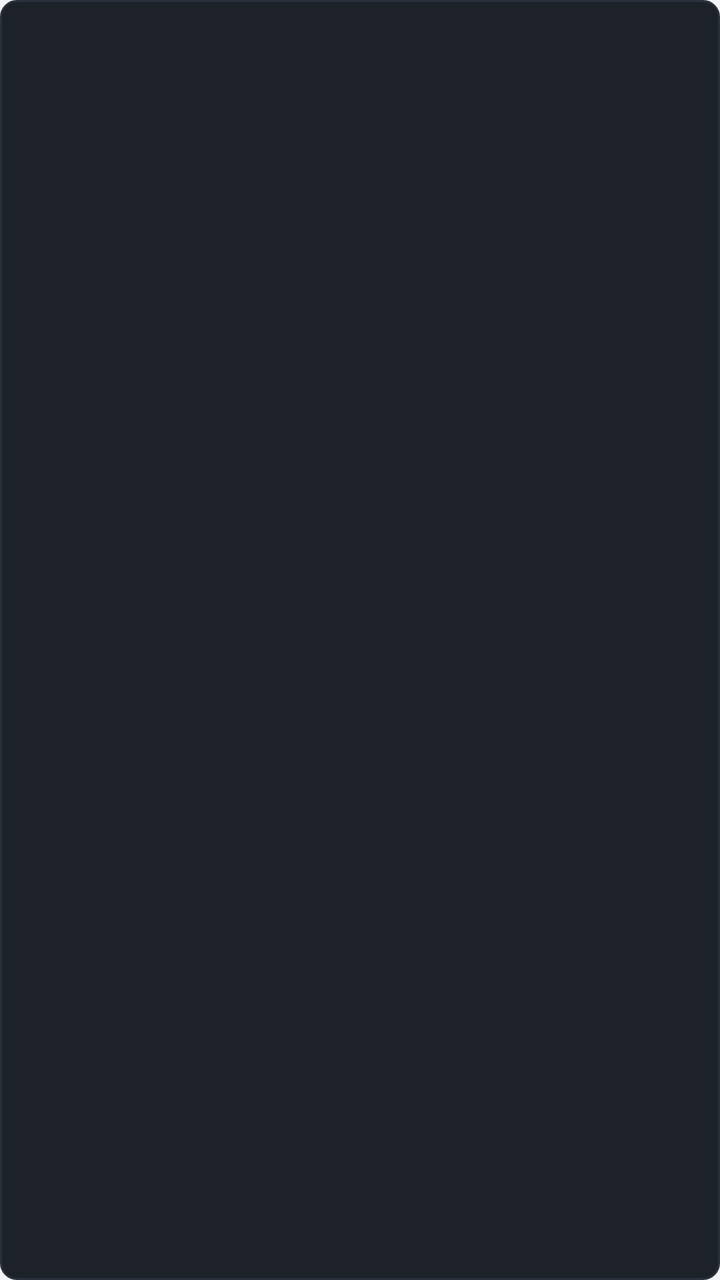
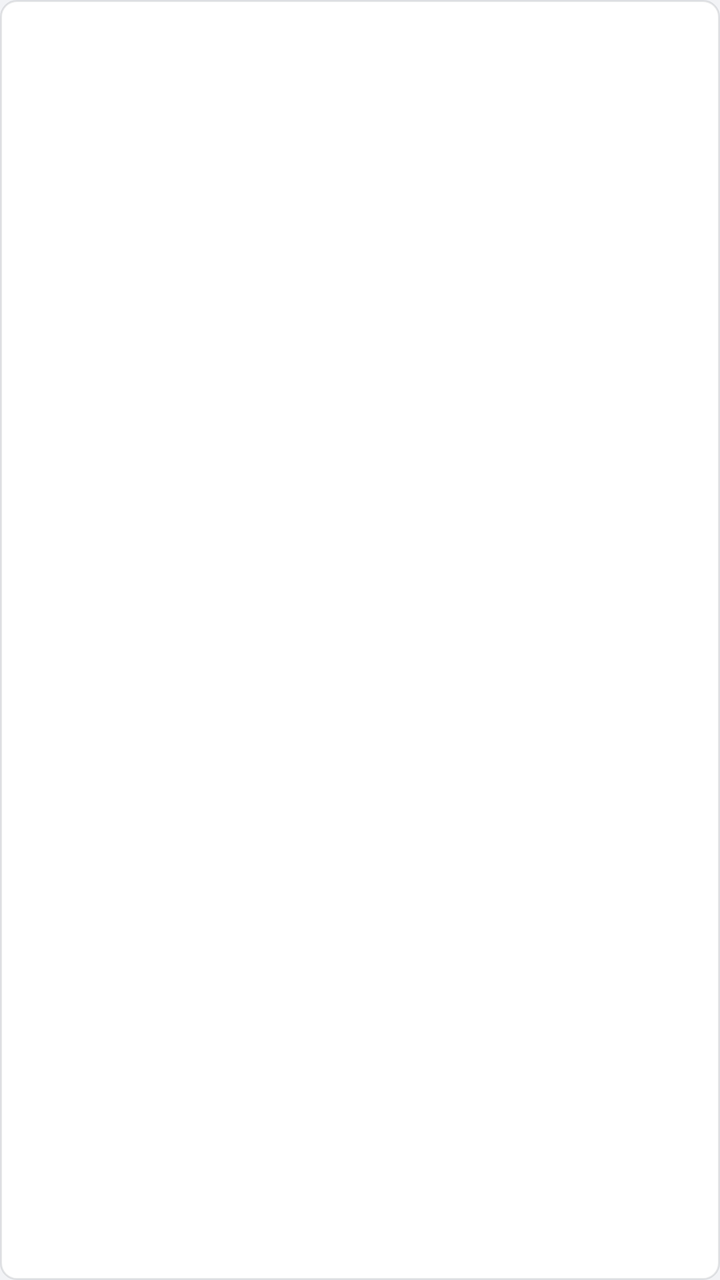

The first picture is an Android layout as it rendered before a commit; the second is the same layout after the commit. The layout source and the unified diff follow.
<!-- AndroidManifest.xml: application theme Theme.LateShow -->
<!-- res/layout/item_line.xml -->
<?xml version="1.0" encoding="utf-8"?>
<TextView xmlns:android="http://schemas.android.com/apk/res/android"
    android:id="@+id/lineText"
    android:layout_width="wrap_content"
    android:layout_height="28dp"
    android:gravity="center"
    android:paddingLeft="12dp"
    android:paddingRight="12dp"
    android:layout_marginRight="8dp"
    android:background="@drawable/bg_hero_btn"
    android:textSize="12sp"
    android:textColor="@color/heroT2"
    android:fontFamily="monospace" />
<!-- resources referenced by this layout -->
<resources>
  <color name="heroT2">#A6AEBA</color>
  <!-- drawable bg_hero_btn (drawable) -->
  <?xml version="1.0" encoding="utf-8"?>
  <ripple xmlns:android="http://schemas.android.com/apk/res/android"
      android:color="@color/heroRipple">
      <item android:id="@android:id/mask">
          <shape android:shape="rectangle">
              <solid android:color="#FFFFFFFF" />
              <corners android:radius="8dp" />
          </shape>
      </item>
      <item>
          <shape android:shape="rectangle">
              <solid android:color="@color/heroSurface" />
              <stroke android:width="1dp" android:color="@color/heroLine" />
              <corners android:radius="8dp" />
          </shape>
      </item>
  </ripple>
  <color name="heroRipple">#26FFFFFF</color>
  <color name="heroSurface">#1C212A</color>
  <color name="heroLine">#2A313C</color>
  <color name="ink900">#F2F3F6</color>
  <color name="acc">#FF5A36</color>
  <color name="accInk">#170A05</color>
  <color name="ink800">#FFFFFF</color>
  <style name="LateShow.PopupMenu" parent="Widget.Material3.PopupMenu">
          <item name="android:popupBackground">@drawable/bg_menu</item>
          <item name="android:dropDownVerticalOffset">4dp</item>
      </style>
  <style name="LateShow.MaterialAlertDialog" parent="MaterialAlertDialog.Material3">
          <item name="shapeAppearance">@style/LateShow.DialogShape</item>
          <item name="backgroundTint">@color/ink800</item>
      </style>
  <style name="LateShow.DialogTitle" parent="MaterialAlertDialog.Material3.Title.Text">
          <item name="android:textSize">17sp</item>
          <item name="android:textStyle">bold</item>
          <item name="android:textColor">@color/t1</item>
      </style>
  <style name="LateShow.DialogBody" parent="MaterialAlertDialog.Material3.Body.Text">
          <item name="android:textSize">13sp</item>
          <item name="android:textColor">@color/t2</item>
          <item name="android:lineSpacingExtra">5dp</item>
      </style>
  <color name="accText">#C13A17</color>
  <style name="LateShow.DialogAnim" parent="">
          <item name="android:windowShowAnimation">@anim/dialog_in</item>
          <item name="android:windowHideAnimation">@anim/dialog_out</item>
      </style>
  <style name="LateShow.DialogBtnPrimary" parent="Widget.Material3.Button.TextButton.Dialog">
          <item name="android:textSize">13sp</item>
          <item name="android:minHeight">44dp</item>
          <item name="android:paddingLeft">16dp</item>
          <item name="android:paddingRight">16dp</item>
          <item name="android:textStyle">bold</item>
      </style>
  <style name="LateShow.DialogBtnSecondary" parent="LateShow.DialogBtnPrimary">
          <item name="android:textStyle">normal</item>
          <item name="android:textColor">@color/t2</item>
      </style>
  <!-- drawable bg_menu (drawable) -->
  <?xml version="1.0" encoding="utf-8"?>
  <shape xmlns:android="http://schemas.android.com/apk/res/android" android:shape="rectangle">
      <solid android:color="@color/ink800" />
      <stroke android:width="1dp" android:color="@color/line" />
      <corners android:radius="10dp" />
  </shape>
  <style name="LateShow.DialogShape" parent="">
          <item name="cornerSize">10dp</item>
      </style>
  <color name="t1">#1B2026</color>
  <color name="t2">#5C6672</color>
  <color name="line">#1A12181F</color>
  <!-- unchanged entries left out for length: 2 -->
</resources>

<!-- the commit's change to res/layout/item_line.xml (unified diff, before → after) -->
@@ -7,7 +7,7 @@
     android:paddingLeft="12dp"
     android:paddingRight="12dp"
     android:layout_marginRight="8dp"
-    android:background="@drawable/bg_hero_btn"
+    android:background="@drawable/bg_episode"
     android:textSize="12sp"
-    android:textColor="@color/heroT2"
+    android:textColor="@color/t2"
     android:fontFamily="monospace" />
<!-- resource entries referenced after the edit -->
@@ -1,27 +1,5 @@
 <!-- resources referenced by this layout -->
 <resources>
-  <color name="heroT2">#A6AEBA</color>
-  <!-- drawable bg_hero_btn (drawable) -->
-  <?xml version="1.0" encoding="utf-8"?>
-  <ripple xmlns:android="http://schemas.android.com/apk/res/android"
-      android:color="@color/heroRipple">
-      <item android:id="@android:id/mask">
-          <shape android:shape="rectangle">
-              <solid android:color="#FFFFFFFF" />
-              <corners android:radius="8dp" />
-          </shape>
-      </item>
-      <item>
-          <shape android:shape="rectangle">
-              <solid android:color="@color/heroSurface" />
-              <stroke android:width="1dp" android:color="@color/heroLine" />
-              <corners android:radius="8dp" />
-          </shape>
-      </item>
-  </ripple>
-  <color name="heroRipple">#26FFFFFF</color>
-  <color name="heroSurface">#1C212A</color>
-  <color name="heroLine">#2A313C</color>
   <color name="ink900">#F2F3F6</color>
   <color name="acc">#FF5A36</color>
   <color name="accInk">#170A05</color>
@@ -72,6 +50,13 @@
       </style>
   <color name="t1">#1B2026</color>
   <color name="t2">#5C6672</color>
+  <!-- drawable bg_episode (drawable) -->
+  <?xml version="1.0" encoding="utf-8"?>
+  <shape xmlns:android="http://schemas.android.com/apk/res/android" android:shape="rectangle">
+      <solid android:color="@color/ink800" />
+      <stroke android:width="1dp" android:color="@color/line" />
+      <corners android:radius="8dp" />
+  </shape>
   <color name="line">#1A12181F</color>
   <!-- unchanged entries left out for length: 2 -->
 </resources>
